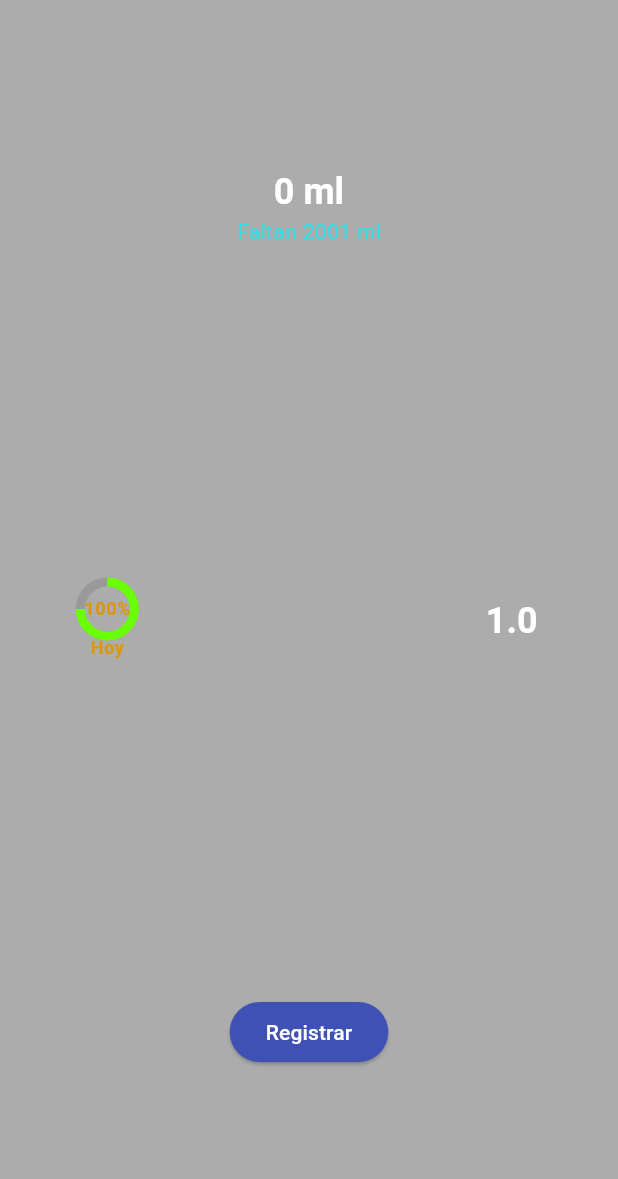
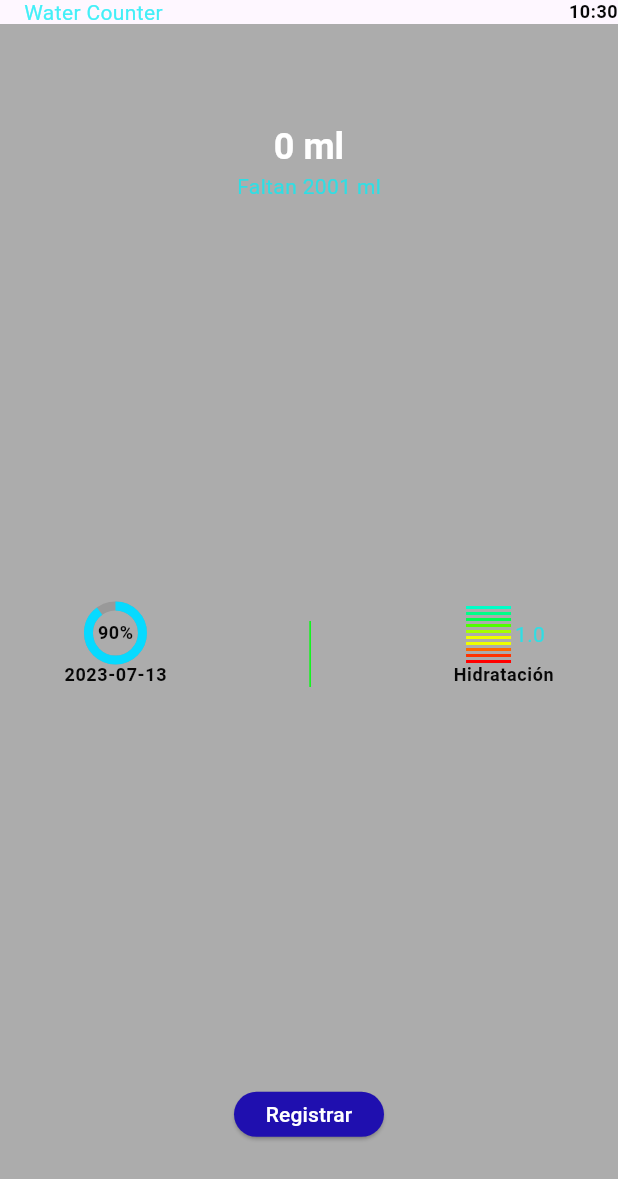
Before and after one commit to JosueRecoba/Wear-counter-app, a Flutter app: the screen it shows after launch, on a phone screen of 412 x 824 dp. Shown: the top 1179 px of the screen. Run offline on Flutter 3.47's test engine with Material 2 defaults, Android fonts, the phone set to English and light mode, and no system bars.

Commit message:
Asignacion de Hora

```diff
--- /dev/null
+++ b/lib/assets/interval_progress_bar.dart
@@ -0,0 +1,91 @@
+import 'package:flutter/material.dart';
+
+
+class IntervalProgressBar extends StatefulWidget {
+  final int value;
+  const IntervalProgressBar({Key? key, required this.value}) : super(key: key);
+
+  @override
+  State<IntervalProgressBar> createState() => _IntervalProgressBarState();
+}
+
+class _IntervalProgressBarState extends State<IntervalProgressBar> {
+  List<Color> dartColors = [
+    const Color.fromARGB(255, 0, 255, 200),
+    const Color.fromARGB(255, 0, 255, 136),
+    const Color.fromARGB(255, 0, 255, 76),
+    const Color.fromARGB(255, 81, 255, 0),
+    const Color.fromARGB(255, 166, 255, 0),
+    const Color.fromARGB(255, 238, 255, 0),
+    const Color.fromARGB(255, 238, 255, 0),
+    const Color.fromARGB(255, 255, 102, 0),
+    const Color.fromARGB(255, 255, 51, 0),
+    const Color.fromARGB(255, 255, 0, 0),
+  ];
+      // ignore: prefer_final_fields
+      double _progress = 1.0;
+
+
+
+  @override
+  Widget build(BuildContext context) {
+    return Row(
+      mainAxisAlignment: MainAxisAlignment.spaceAround,
+      children: [
+        _intervalBar(),
+        _label(),
+      ]
+
+    );
+  }
+
+  Widget _intervalBar(){
+    return  Column(
+      children: [
+        _interval(customColor: const Color.fromARGB(255, 0, 255, 200)),
+        const SizedBox(height: 2.0,),
+        _interval(customColor: const Color.fromARGB(255, 0, 255, 136)),
+        const SizedBox(height: 2.0,),
+        _interval(customColor: const Color.fromARGB(255, 0, 255, 76)),
+        const SizedBox(height: 2.0,),
+        _interval(customColor: const Color.fromARGB(255, 81, 255, 0)),
+        const SizedBox(height: 2.0,),
+        _interval(customColor: const Color.fromARGB(255, 166, 255, 0)),
+        const SizedBox(height: 2.0,),
+        _interval(customColor: const Color.fromARGB(255, 238, 255, 0)),
+        const SizedBox(height: 2.0,),
+        _interval(customColor: const Color.fromARGB(255, 238, 255, 0)),
+        const SizedBox(height: 2.0,),
+        _interval(customColor: const Color.fromARGB(255, 255, 102, 0)),
+        const SizedBox(height: 2.0,),
+        _interval(customColor: const Color.fromARGB(255, 255, 51, 0)),
+        const SizedBox(height: 2.0,),
+        _interval(customColor: const Color.fromARGB(255, 255, 0, 0)),
+
+        const SizedBox(width: 35.0,),
+      ],
+
+    );
+  }
+
+  Widget _label() {
+    return Text(
+      _progress.toStringAsFixed(1),
+    );
+  }
+
+  Widget _interval({required Color customColor}){
+    //const Colors color = colors[colorType];
+    return SizedBox(
+      width: 30.0,
+      height: 2.0,
+      child:  DecoratedBox(
+        //decoration = decoration ?? (color != null ? BoxDecoration(color: color) : null),
+        decoration: BoxDecoration(
+          color: customColor,
+        ),
+      ),
+    );
+  }
+
+}
--- a/lib/main.dart
+++ b/lib/main.dart
@@ -1,6 +1,5 @@
 import 'package:flutter/material.dart';
 import 'package:wearcounterapp/screens/star_screem.dart';
-
 
 void main() {
   runApp(const MyApp());
@@ -26,7 +25,7 @@ class MyApp extends StatelessWidget {
             color: Color.fromARGB(195, 10, 237, 245),
           ),
           bodySmall: TextStyle(
-            color: Color.fromARGB(255, 219, 151, 5),
+            color: Color.fromARGB(255, 7, 7, 7),
             fontSize: 12,
             fontWeight: FontWeight.bold
           )
--- a/lib/screens/star_screem.dart
+++ b/lib/screens/star_screem.dart
@@ -1,4 +1,8 @@
 import 'package:flutter/material.dart';
+import 'package:intl/intl.dart';
+
+import '../assets/interval_progress_bar.dart';
+
 
 class StartScreen extends StatefulWidget {
   const StartScreen({Key? key}) : super(key: key);
@@ -14,11 +18,25 @@ class _StartScreenState extends State<StartScreen> {
   Widget build(BuildContext context) {
 
     return Scaffold(
+      appBar: AppBar(
+        toolbarHeight: 16,
+        leadingWidth: 100,
+        title: Text(
+              "Water Counter",
+              style: Theme.of(context).textTheme.bodyMedium,
+        ),
+        actions: [
+          _hour()
+        ],
+        // actions: [],
+      ),
       body: Column(
         mainAxisAlignment: MainAxisAlignment.spaceAround,
         children: [
           _totalMl(),
+          _verticalGap(),
           _indicators(),
+          _verticalGap(),
           _buttonReg()
         ],
       ),
@@ -41,36 +59,42 @@ class _StartScreenState extends State<StartScreen> {
   }
 
   Widget _indicators(){
-    return Row(
+    return IntrinsicHeight(
+      child:
+        Row(
           mainAxisAlignment: MainAxisAlignment.spaceAround,
             children: [
             _percentage(),
             _smallDivider(),
             _hydration(),
           ],
+        ),
     );
   }
 
   Widget _percentage(){
     return Column(
+      mainAxisAlignment: MainAxisAlignment.spaceBetween,
       children: [
-        Stack(
+        SizedBox(
+          child: Stack(
             alignment: Alignment.center,
             children: [
               const CircularProgressIndicator(
                 strokeWidth: 6,
-              value: .75,
-              color: Color.fromARGB(255, 106, 255, 7),
+                value: .9,
+                color: Color.fromARGB(255, 7, 218, 255),
                 backgroundColor: Color.fromARGB(58, 88, 88, 88),
               ),
               Text(
-              '100%',
+                '90%',
                 style: Theme.of(context).textTheme.bodySmall,
               ),
-          ]
+            ],
+          )
         ),
         Text(
-          'Hoy',
+          DateTime.now().toString().split(' ')[0],
           style: Theme.of(context).textTheme.bodySmall,
         )
       ],
@@ -81,27 +105,67 @@ class _StartScreenState extends State<StartScreen> {
     return const VerticalDivider(
       color: Color.fromARGB(255, 0, 253, 13),
       width: 20,
-      thickness: 2,
+      thickness: 1,
       indent: 10,
       endIndent: 0,
     );
   }
 
   Widget _hydration(){
+    return Column(
+      mainAxisAlignment: MainAxisAlignment.spaceAround,
+      children: [
+        const IntervalProgressBar(value: 1,),
+        // _intervalBar(),
+        Text(
+          'Hidratación',
+          style: Theme.of(context).textTheme.bodySmall,
+        )
+      ],
+    );
+  }
+
+  // ignore: unused_element
+  Widget _intervalBar(){
     return Text(
             '1.0',
             style: Theme.of(context).textTheme.headlineSmall,
           );
   }
 
+  Widget _hour() {
+    return Text(
+      DateFormat.Hm().format(DateTime.now()),
+      style: Theme.of(context).textTheme.bodySmall,
+    );
+  }
+
+  Widget _verticalGap() {
+    return const SizedBox(
+      height: 5.5,
+    );
+  }
+
   Widget _buttonReg(){
     return Center(
+      child: ConstrainedBox(
+        constraints: const BoxConstraints.tightFor(
+          width: 100,
+          height: 30,
+        ),
         child: ElevatedButton(
+          style: ElevatedButton.styleFrom(
+            padding: const EdgeInsets.symmetric(
+              horizontal: 5,
+            ),
+            backgroundColor: const Color.fromARGB(255, 31, 15, 175),
+          ),
             onPressed: () {},
             child:
               const Text(
                 'Registrar',
               )
+          ),
       )
       );
   }
--- a/pubspec.yaml
+++ b/pubspec.yaml
@@ -35,6 +35,8 @@ dependencies:
   # The following adds the Cupertino Icons font to your application.
   # Use with the CupertinoIcons class for iOS style icons.
   cupertino_icons: ^1.0.2
+  flutter_intl: ^0.0.1
+  intl: ^0.18.1
 
 dev_dependencies:
   flutter_test:
```
Lines whose indentation alone changed are shown as unchanged.
